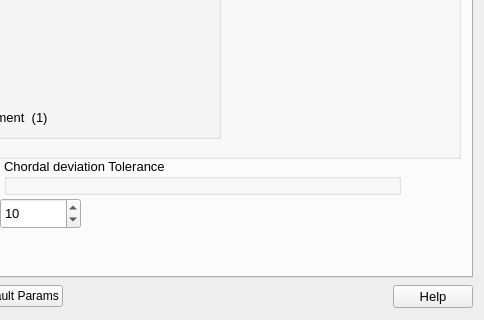
Before: the Qt Designer form src/Tools/YamsPlug/YamsPlugDialog.ui in SalomePlatform/smesh, drawn with Qt 5; both pictures show x 443 to 927 and y 380 to 700 of the 927 by 700 pixel window.
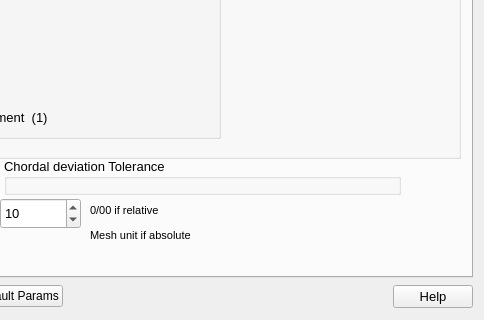
After: the same form once the commit is applied. Icons and pictures are not drawn.

Commit message: specification des unitÃ©s de chordal deviation

Patch:
```diff
--- a/src/Tools/YamsPlug/YamsPlugDialog.ui
+++ b/src/Tools/YamsPlug/YamsPlugDialog.ui
@@ -550,6 +550,19 @@
         </item>
        </layout>
       </widget>
+      <widget class="QLabel" name="label_11">
+       <property name="geometry">
+        <rect>
+         <x>520</x>
+         <y>540</y>
+         <width>301</width>
+         <height>51</height>
+        </rect>
+       </property>
+       <property name="text">
+        <string>&lt;html&gt;&lt;head/&gt;&lt;body&gt;&lt;p&gt;&lt;span style=&quot; font-size:8pt;&quot;&gt;0/00 if relative&lt;/span&gt;&lt;/p&gt;&lt;p&gt;&lt;span style=&quot; font-size:8pt;&quot;&gt;Mesh unit if absolute&lt;/span&gt;&lt;/p&gt;&lt;/body&gt;&lt;/html&gt;</string>
+       </property>
+      </widget>
       <zorder>layoutWidget</zorder>
       <zorder>layoutWidget</zorder>
       <zorder>groupBox</zorder>
```
Left out of the diff: 3 changed lines with no effect on the pictures.
